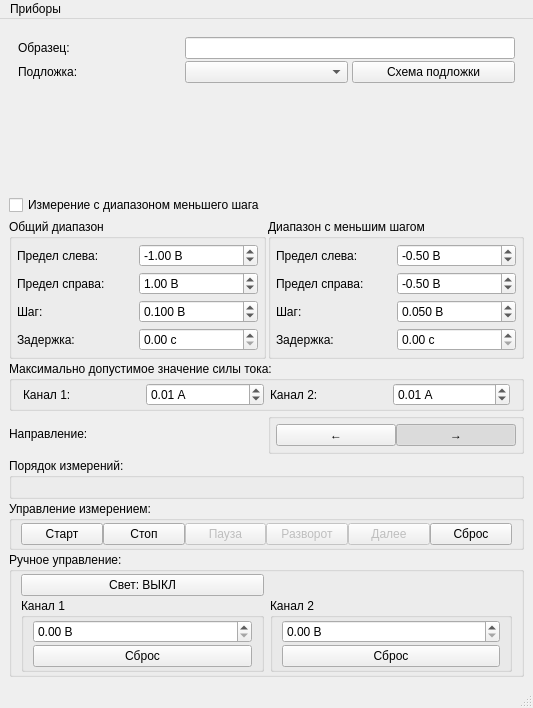
The window that design.ui (Danep1/MIPT-VAC-GUI) describes before a commit, drawn with Qt 5.
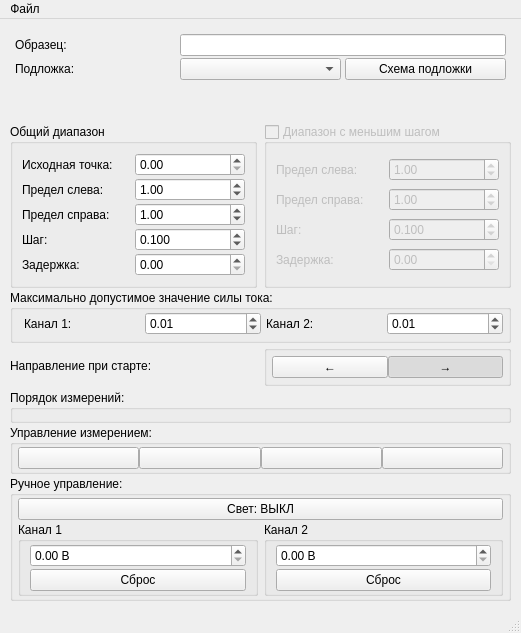
The same window after the commit. Icons and pictures are not drawn.

Commit message: Change control buttons config

```diff
--- a/design.ui
+++ b/design.ui
@@ -6,8 +6,8 @@
    <rect>
     <x>0</x>
     <y>0</y>
-    <width>533</width>
-    <height>708</height>
+    <width>521</width>
+    <height>633</height>
    </rect>
   </property>
   <property name="windowTitle">
@@ -15,6 +15,24 @@
   </property>
   <widget class="QWidget" name="centralwidget">
    <layout class="QHBoxLayout" name="horizontalLayout_2">
+    <property name="spacing">
+     <number>5</number>
+    </property>
+    <property name="sizeConstraint">
+     <enum>QLayout::SetMinimumSize</enum>
+    </property>
+    <property name="leftMargin">
+     <number>5</number>
+    </property>
+    <property name="topMargin">
+     <number>5</number>
+    </property>
+    <property name="rightMargin">
+     <number>5</number>
+    </property>
+    <property name="bottomMargin">
+     <number>5</number>
+    </property>
     <item>
      <widget class="QSplitter" name="main_splitter">
       <property name="orientation">
@@ -25,9 +43,33 @@
         <property name="spacing">
          <number>2</number>
         </property>
+        <property name="leftMargin">
+         <number>5</number>
+        </property>
+        <property name="topMargin">
+         <number>5</number>
+        </property>
+        <property name="rightMargin">
+         <number>5</number>
+        </property>
+        <property name="bottomMargin">
+         <number>5</number>
+        </property>
         <item>
          <widget class="QFrame" name="sample_frame">
           <layout class="QGridLayout" name="gridLayout_3">
+           <property name="leftMargin">
+            <number>5</number>
+           </property>
+           <property name="topMargin">
+            <number>5</number>
+           </property>
+           <property name="rightMargin">
+            <number>5</number>
+           </property>
+           <property name="bottomMargin">
+            <number>5</number>
+           </property>
            <property name="horizontalSpacing">
             <number>4</number>
            </property>
@@ -77,13 +119,6 @@
         <item>
          <widget class="QStackedWidget" name="segment_stacked"/>
         </item>
-        <item>
-         <widget class="QCheckBox" name="accurate_meas_check">
-          <property name="text">
-           <string>Измерение с диапазоном меньшего шага</string>
-          </property>
-         </widget>
-        </item>
         <item>
          <widget class="QWidget" name="meas_setup_widget" native="true">
           <layout class="QGridLayout" name="gridLayout_5">
@@ -99,10 +134,13 @@
            <property name="bottomMargin">
             <number>2</number>
            </property>
-           <property name="spacing">
+           <property name="horizontalSpacing">
+            <number>7</number>
+           </property>
+           <property name="verticalSpacing">
             <number>2</number>
            </property>
-           <item row="3" column="1">
+           <item row="2" column="1">
             <widget class="QGroupBox" name="direction_box">
              <property name="title">
               <string/>
@@ -155,25 +193,10 @@
               <string>Общий диапазон</string>
              </property>
              <layout class="QGridLayout" name="gridLayout_6">
-              <property name="leftMargin">
-               <number>5</number>
-              </property>
-              <property name="topMargin">
-               <number>5</number>
-              </property>
-              <property name="rightMargin">
-               <number>5</number>
-              </property>
-              <property name="bottomMargin">
-               <number>5</number>
-              </property>
-              <property name="horizontalSpacing">
+              <property name="spacing">
                <number>2</number>
               </property>
-              <property name="verticalSpacing">
-               <number>5</number>
-              </property>
-              <item row="0" column="0">
+              <item row="1" column="0">
                <widget class="QLabel" name="limit_left_label">
                 <property name="layoutDirection">
                  <enum>Qt::LeftToRight</enum>
@@ -183,34 +206,15 @@
                 </property>
                </widget>
               </item>
-              <item row="0" column="1">
-               <widget class="QDoubleSpinBox" name="limit_left_spin">
-                <property name="suffix">
-                 <string> В</string>
-                </property>
-                <property name="minimum">
-                 <double>-20.000000000000000</double>
-                </property>
-                <property name="maximum">
-                 <double>20.000000000000000</double>
-                </property>
-                <property name="value">
-                 <double>-1.000000000000000</double>
-                </property>
-               </widget>
-              </item>
-              <item row="1" column="0">
+              <item row="2" column="0">
                <widget class="QLabel" name="limit_right_label">
                 <property name="text">
                  <string>Предел справа:</string>
                 </property>
                </widget>
               </item>
-              <item row="1" column="1">
+              <item row="2" column="1">
                <widget class="QDoubleSpinBox" name="limit_right_spin">
-                <property name="suffix">
-                 <string> В</string>
-                </property>
                 <property name="minimum">
                  <double>-20.000000000000000</double>
                 </property>
@@ -222,18 +226,28 @@
                 </property>
                </widget>
               </item>
-              <item row="2" column="0">
+              <item row="3" column="0">
                <widget class="QLabel" name="step_label">
                 <property name="text">
                  <string>Шаг:</string>
                 </property>
                </widget>
               </item>
-              <item row="2" column="1">
+              <item row="1" column="1">
+               <widget class="QDoubleSpinBox" name="limit_left_spin">
+                <property name="minimum">
+                 <double>-20.000000000000000</double>
+                </property>
+                <property name="maximum">
+                 <double>20.000000000000000</double>
+                </property>
+                <property name="value">
+                 <double>1.000000000000000</double>
+                </property>
+               </widget>
+              </item>
+              <item row="3" column="1">
                <widget class="QDoubleSpinBox" name="step_spin">
-                <property name="suffix">
-                 <string> В</string>
-                </property>
                 <property name="decimals">
                  <number>3</number>
                 </property>
@@ -251,18 +265,15 @@
                 </property>
                </widget>
               </item>
-              <item row="3" column="0">
+              <item row="4" column="0">
                <widget class="QLabel" name="delay_label">
                 <property name="text">
                  <string>Задержка:</string>
                 </property>
                </widget>
               </item>
-              <item row="3" column="1">
+              <item row="4" column="1">
                <widget class="QDoubleSpinBox" name="delay_spin">
-                <property name="suffix">
-                 <string> с</string>
-                </property>
                 <property name="maximum">
                  <double>30.000000000000000</double>
                 </property>
@@ -271,33 +282,37 @@
                 </property>
                </widget>
               </item>
+              <item row="0" column="0">
+               <widget class="QLabel" name="label">
+                <property name="text">
+                 <string>Исходная точка:</string>
+                </property>
+               </widget>
+              </item>
+              <item row="0" column="1">
+               <widget class="QDoubleSpinBox" name="zero_spin"/>
+              </item>
              </layout>
             </widget>
            </item>
            <item row="0" column="1">
             <widget class="QGroupBox" name="accurate_meas_box">
+             <property name="enabled">
+              <bool>false</bool>
+             </property>
              <property name="title">
               <string>Диапазон с меньшим шагом</string>
              </property>
+             <property name="checkable">
+              <bool>true</bool>
+             </property>
+             <property name="checked">
+              <bool>false</bool>
+             </property>
              <layout class="QGridLayout" name="gridLayout">
-              <property name="leftMargin">
-               <number>5</number>
-              </property>
-              <property name="topMargin">
-               <number>5</number>
-              </property>
-              <property name="rightMargin">
-               <number>5</number>
-              </property>
-              <property name="bottomMargin">
-               <number>5</number>
-              </property>
-              <property name="horizontalSpacing">
+              <property name="spacing">
                <number>2</number>
               </property>
-              <property name="verticalSpacing">
-               <number>5</number>
-              </property>
               <item row="0" column="1">
                <widget class="QLabel" name="limit_left_accurate_label">
                 <property name="text">
@@ -321,9 +336,6 @@
               </item>
               <item row="0" column="3">
                <widget class="QDoubleSpinBox" name="limit_left_accurate_spin">
-                <property name="suffix">
-                 <string> В</string>
-                </property>
                 <property name="minimum">
                  <double>-20.000000000000000</double>
                 </property>
@@ -331,15 +343,12 @@
                  <double>20.000000000000000</double>
                 </property>
                 <property name="value">
-                 <double>-0.500000000000000</double>
+                 <double>1.000000000000000</double>
                 </property>
                </widget>
               </item>
               <item row="4" column="3">
                <widget class="QDoubleSpinBox" name="delay_accurate_spin">
-                <property name="suffix">
-                 <string> с</string>
-                </property>
                 <property name="maximum">
                  <double>30.000000000000000</double>
                 </property>
@@ -350,9 +359,6 @@
               </item>
               <item row="1" column="3">
                <widget class="QDoubleSpinBox" name="limit_right_accurate_spin">
-                <property name="suffix">
-                 <string> В</string>
-                </property>
                 <property name="minimum">
                  <double>-20.000000000000000</double>
                 </property>
@@ -360,15 +366,12 @@
                  <double>20.000000000000000</double>
                 </property>
                 <property name="value">
-                 <double>-0.500000000000000</double>
+                 <double>1.000000000000000</double>
                 </property>
                </widget>
               </item>
               <item row="2" column="3">
                <widget class="QDoubleSpinBox" name="step_accurate_spin">
-                <property name="suffix">
-                 <string> В</string>
-                </property>
                 <property name="decimals">
                  <number>3</number>
                 </property>
@@ -382,7 +385,7 @@
                  <double>0.005000000000000</double>
                 </property>
                 <property name="value">
-                 <double>0.050000000000000</double>
+                 <double>0.100000000000000</double>
                 </property>
                </widget>
               </item>
@@ -396,8 +399,18 @@
              </layout>
             </widget>
            </item>
+           <item row="2" column="0">
+            <widget class="QLabel" name="direction_label">
+             <property name="text">
+              <string>Направление при старте:</string>
+             </property>
+             <property name="margin">
+              <number>11</number>
+             </property>
+            </widget>
+           </item>
            <item row="1" column="0" colspan="2">
-            <widget class="QGroupBox" name="max_current_box">
+            <widget class="QGroupBox" name="groupBox">
              <property name="title">
               <string>Максимально допустимое значение силы тока:</string>
              </property>
@@ -409,10 +422,13 @@
                <number>2</number>
               </property>
               <property name="rightMargin">
-               <number>11</number>
+               <number>5</number>
               </property>
               <property name="bottomMargin">
-               <number>2</number>
+               <number>5</number>
+              </property>
+              <property name="horizontalSpacing">
+               <number>5</number>
               </property>
               <property name="verticalSpacing">
                <number>2</number>
@@ -424,19 +440,6 @@
                 </property>
                </widget>
               </item>
-              <item row="0" column="1">
-               <widget class="QDoubleSpinBox" name="max_current_1_spin">
-                <property name="suffix">
-                 <string> А</string>
-                </property>
-                <property name="maximum">
-                 <double>5.000000000000000</double>
-                </property>
-                <property name="value">
-                 <double>0.010000000000000</double>
-                </property>
-               </widget>
-              </item>
               <item row="0" column="2">
                <widget class="QLabel" name="max_current_2_label">
                 <property name="text">
@@ -444,11 +447,18 @@
                 </property>
                </widget>
               </item>
-              <item row="0" column="4">
+              <item row="0" column="1">
+               <widget class="QDoubleSpinBox" name="max_current_1_spin">
+                <property name="maximum">
+                 <double>5.000000000000000</double>
+                </property>
+                <property name="value">
+                 <double>0.010000000000000</double>
+                </property>
+               </widget>
+              </item>
+              <item row="0" column="3">
                <widget class="QDoubleSpinBox" name="max_current_2_spin">
-                <property name="suffix">
-                 <string> А</string>
-                </property>
                 <property name="maximum">
                  <double>5.000000000000000</double>
                 </property>
@@ -460,13 +470,6 @@
              </layout>
             </widget>
            </item>
-           <item row="3" column="0">
-            <widget class="QLabel" name="direction_label">
-             <property name="text">
-              <string>Направление:</string>
-             </property>
-            </widget>
-           </item>
           </layout>
          </widget>
         </item>
@@ -482,6 +485,18 @@
            <property name="spacing">
             <number>0</number>
            </property>
+           <property name="leftMargin">
+            <number>5</number>
+           </property>
+           <property name="topMargin">
+            <number>5</number>
+           </property>
+           <property name="rightMargin">
+            <number>5</number>
+           </property>
+           <property name="bottomMargin">
+            <number>5</number>
+           </property>
           </layout>
          </widget>
         </item>
@@ -494,60 +509,92 @@
            <property name="spacing">
             <number>0</number>
            </property>
+           <property name="leftMargin">
+            <number>5</number>
+           </property>
            <property name="topMargin">
             <number>2</number>
            </property>
+           <property name="rightMargin">
+            <number>5</number>
+           </property>
            <property name="bottomMargin">
             <number>2</number>
            </property>
            <item>
             <widget class="QPushButton" name="start_button">
              <property name="text">
-              <string>Старт</string>
+              <string/>
+             </property>
+             <property name="icon">
+              <iconset>
+               <normaloff>resources/play.png</normaloff>resources/play.png</iconset>
+             </property>
+             <property name="iconSize">
+              <size>
+               <width>30</width>
+               <height>30</height>
+              </size>
+             </property>
+             <property name="checkable">
+              <bool>false</bool>
              </property>
             </widget>
            </item>
            <item>
             <widget class="QPushButton" name="stop_button">
              <property name="text">
-              <string>Стоп</string>
+              <string/>
              </property>
-            </widget>
-           </item>
-           <item>
-            <widget class="QPushButton" name="pause_button">
-             <property name="enabled">
-              <bool>false</bool>
+             <property name="icon">
+              <iconset>
+               <normaloff>resources/reset.png</normaloff>resources/reset.png</iconset>
              </property>
-             <property name="text">
-              <string>Пауза</string>
+             <property name="iconSize">
+              <size>
+               <width>30</width>
+               <height>30</height>
+              </size>
              </property>
             </widget>
            </item>
            <item>
             <widget class="QPushButton" name="U__button">
-             <property name="enabled">
-              <bool>false</bool>
-             </property>
              <property name="text">
-              <string>Разворот</string>
+              <string/>
+             </property>
+             <property name="icon">
+              <iconset>
+               <normaloff>resources/u-turn.png</normaloff>resources/u-turn.png</iconset>
+             </property>
+             <property name="iconSize">
+              <size>
+               <width>30</width>
+               <height>30</height>
+              </size>
              </property>
             </widget>
            </item>
            <item>
             <widget class="QPushButton" name="next_button">
-             <property name="enabled">
-              <bool>false</bool>
-             </property>
              <property name="text">
-              <string>Далее</string>
+              <string/>
              </property>
-            </widget>
-           </item>
-           <item>
-            <widget class="QPushButton" name="reset_button">
-             <property name="text">
-              <string>Сброс</string>
+             <property name="icon">
+              <iconset>
+               <normaloff>resources/next-button.png</normaloff>resources/next-button.png</iconset>
+             </property>
+             <property name="iconSize">
+              <size>
+               <width>30</width>
+               <height>30</height>
+              </size>
+             </property>
+             <property name="default">
+              <bool>false</bool>
+             </property>
+             <property name="flat">
+              <bool>false</bool>
              </property>
             </widget>
            </item>
@@ -560,25 +607,21 @@
            <string>Ручное управление:</string>
           </property>
           <layout class="QGridLayout" name="gridLayout_2">
+           <property name="leftMargin">
+            <number>5</number>
+           </property>
            <property name="topMargin">
             <number>2</number>
            </property>
+           <property name="rightMargin">
+            <number>5</number>
+           </property>
            <property name="bottomMargin">
             <number>2</number>
            </property>
            <property name="verticalSpacing">
             <number>2</number>
            </property>
-           <item row="0" column="0">
-            <widget class="QPushButton" name="light_on_off_button">
-             <property name="text">
-              <string>Свет: ВЫКЛ</string>
-             </property>
-             <property name="checkable">
-              <bool>true</bool>
-             </property>
-            </widget>
-           </item>
            <item row="1" column="0">
             <widget class="QGroupBox" name="manual_1_box">
              <property name="title">
@@ -643,6 +686,16 @@
              </layout>
             </widget>
            </item>
+           <item row="0" column="0" colspan="2">
+            <widget class="QPushButton" name="light_on_off_button">
+             <property name="text">
+              <string>Свет: ВЫКЛ</string>
+             </property>
+             <property name="checkable">
+              <bool>true</bool>
+             </property>
+            </widget>
+           </item>
           </layout>
          </widget>
         </item>
@@ -658,27 +711,21 @@
     <rect>
      <x>0</x>
      <y>0</y>
-     <width>533</width>
+     <width>521</width>
      <height>26</height>
     </rect>
    </property>
    <widget class="QMenu" name="menu">
     <property name="title">
-     <string>Приборы</string>
+     <string>Файл</string>
     </property>
     <addaction name="action"/>
-    <addaction name="action_2"/>
    </widget>
    <addaction name="menu"/>
   </widget>
   <action name="action">
    <property name="text">
-    <string>Источник измеритель</string>
-   </property>
-  </action>
-  <action name="action_2">
-   <property name="text">
-    <string>Осциллограф</string>
+    <string>Выбрать путь сохранения</string>
    </property>
   </action>
  </widget>
```
The commit also changes 12 other files.
